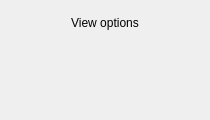
The window that qimgv/gui/folderview/fvoptionspopup.ui (do-i/thumbgrid) describes before a commit, drawn with Qt 5.
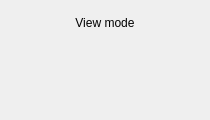
The same window after the commit. Custom widgets are drawn as their Qt base class.

Commit message: [FVOptionsPopup] hook up into settings. Remove old buttons.

What changed in the file:
```diff
--- a/qimgv/gui/folderview/fvoptionspopup.ui
+++ b/qimgv/gui/folderview/fvoptionspopup.ui
@@ -44,7 +44,7 @@
    <item>
     <widget class="QLabel" name="label">
      <property name="text">
-      <string>View options</string>
+      <string>View mode</string>
      </property>
      <property name="alignment">
       <set>Qt::AlignCenter</set>
```
Left out of the diff: 2 changed lines with no effect on the pictures. The commit also changes 11 other files.
